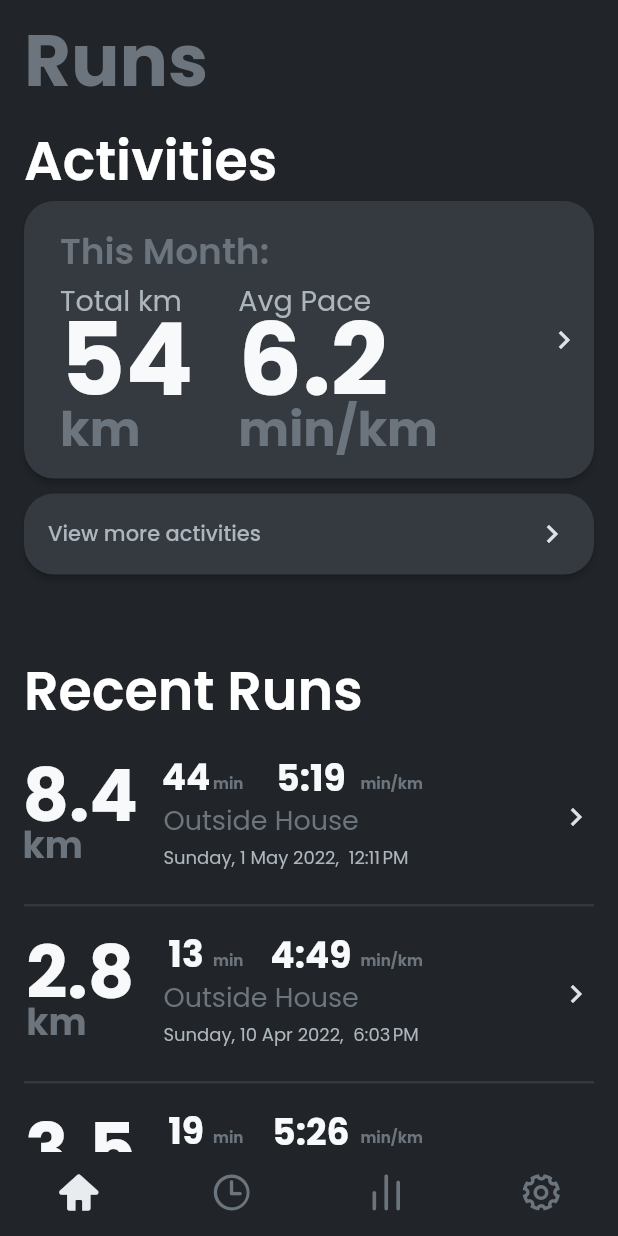
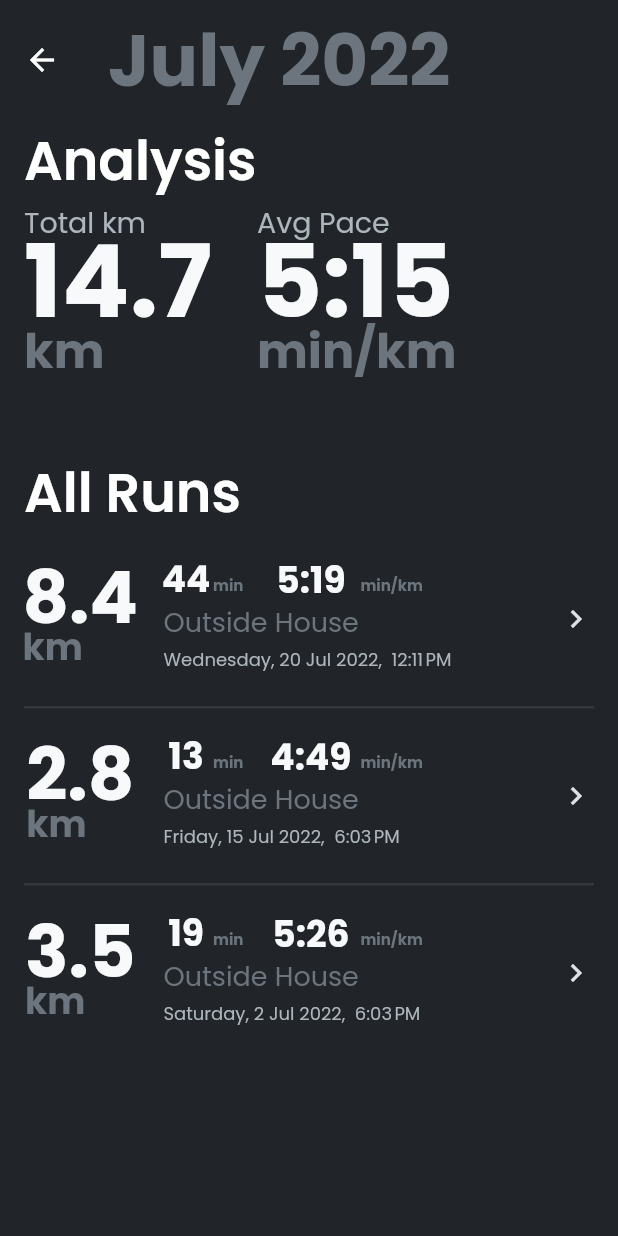
Before and after one commit to alpiez/ruunr, a Flutter app: the screen it shows after launch, after a tap on "This Month:", on a phone screen of 412 x 824 dp. Run offline on Flutter 3.47's test engine with Material 2 defaults, Android fonts, the phone set to English and light mode, and no system bars; our stand-ins replace shared_preferences.

Commit message:
Monthly Runs now has functions

```diff
--- a/lib/all_runs.dart
+++ b/lib/all_runs.dart
@@ -103,6 +103,39 @@ class AllRunsData extends ChangeNotifier{
         Laps(lap: 12, timing: "00:44:38", timingDifference: "00:04:23", seconds: 263),
       ]
     ),
+    Runs(location: "Outside House", dateTime: DateTime(2022, 7, 2, 18, 03), distance: 3500, duration: const Duration(hours: 0, minutes: 19, seconds: 01), meterPerLap: 700, note: "",
+      laps: [
+        Laps(lap: 1, timing: "00:03:07", timingDifference: "00:03:07", seconds: 187),
+        Laps(lap: 2, timing: "00:06:25", timingDifference: "00:03:34", seconds: 214),
+        Laps(lap: 3, timing: "00:10:36", timingDifference: "00:04:11", seconds: 251),
+        Laps(lap: 4, timing: "00:14:58", timingDifference: "00:04:23", seconds: 263),
+        Laps(lap: 5, timing: "00:19:01", timingDifference: "00:03:46", seconds: 226),
+      ]
+    ),
+    Runs(location: "Outside House", dateTime: DateTime(2022, 7, 15, 18, 03), distance: 2800, duration: const Duration(hours: 0, minutes: 13, seconds: 29), meterPerLap: 700, note: "",
+      laps: [
+        Laps(lap: 1, timing: "00:03:11", timingDifference: "00:03:11", seconds: 191),
+        Laps(lap: 2, timing: "00:06:22", timingDifference: "00:03:22", seconds: 202),
+        Laps(lap: 3, timing: "00:10:06", timingDifference: "00:03:46", seconds: 226),
+        Laps(lap: 4, timing: "00:13:29", timingDifference: "00:03:10", seconds: 190),
+      ]
+    ),
+    Runs(location: "Outside House", dateTime: DateTime(2022, 7, 20, 12, 11), distance: 8400, duration: const Duration(hours: 0, minutes: 44, seconds: 38), meterPerLap: 700, note: "",
+      laps: [
+        Laps(lap: 1, timing: "00:03:07", timingDifference: "00:03:07", seconds: 187),
+        Laps(lap: 2, timing: "00:06:25", timingDifference: "00:03:34", seconds: 214),
+        Laps(lap: 3, timing: "00:10:36", timingDifference: "00:04:11", seconds: 251),
+        Laps(lap: 4, timing: "00:14:58", timingDifference: "00:04:23", seconds: 263),
+        Laps(lap: 5, timing: "00:18:44", timingDifference: "00:03:46", seconds: 226),
+        Laps(lap: 6, timing: "00:21:55", timingDifference: "00:03:11", seconds: 191),
+        Laps(lap: 7, timing: "00:25:17", timingDifference: "00:03:22", seconds: 202),
+        Laps(lap: 8, timing: "00:28:53", timingDifference: "00:03:46", seconds: 226),
+        Laps(lap: 9, timing: "00:32:03", timingDifference: "00:03:10", seconds: 190),
+        Laps(lap: 10, timing: "00:35:37", timingDifference: "00:03:34", seconds: 214),
+        Laps(lap: 11, timing: "00:39:48", timingDifference: "00:04:11", seconds: 251),
+        Laps(lap: 12, timing: "00:44:38", timingDifference: "00:04:23", seconds: 263),
+      ]
+    ),
   ];
 
   void add(Runs run) {
@@ -127,6 +160,17 @@ class AllRunsData extends ChangeNotifier{
     return allRuns[i].distance;
   }
 
+  List<Runs> getMonthlyDistance(DateTime datetime) {
+    List<Runs> months = [];
+    for (var i in allRuns) {
+      if (i.dateTime.month == datetime.month && i.dateTime.year == datetime.year){
+        months.add(i);
+      }
+    }
+    print(months);
+    return months;
+  }
+
   Duration getDuration(int i, bool reversed) {
     if (reversed == true) {
       return allRuns.reversed.toList()[i].duration;
--- a/lib/main.dart
+++ b/lib/main.dart
@@ -3,6 +3,7 @@ import 'package:provider/provider.dart';
 import 'package:ruunr/all_runs.dart';
 import 'package:ruunr/ruunr_icons.dart';
 import 'package:ruunr/screens/home_screen.dart';
+import 'package:ruunr/screens/monthly_runs_detail_screen.dart';
 import 'package:ruunr/screens/runs_data_detail_screen.dart';
 import 'package:ruunr/screens/runs_edit_screen.dart';
 import 'package:ruunr/screens/runs_all_screen.dart';
@@ -62,6 +63,7 @@ class MyApp extends StatelessWidget {
         routes: {
           SaveStopwatchScreen.routeName: (context) => SaveStopwatchScreen(),
           RunDataDetailScreen.routeName: (context) => RunDataDetailScreen(),
+          MonthlyRunDetailScreen.routeName: (context) => MonthlyRunDetailScreen(),
           EditRunsScreen.routeName: (context) => EditRunsScreen(),
           RunsScreen.routeName: (context) => RunsScreen(),
           MainScreen.routeName: (context) => MainScreen(),
--- /dev/null
+++ b/lib/screens/monthly_runs_detail_screen.dart
@@ -0,0 +1,72 @@
+import 'package:flutter/material.dart';
+import 'package:intl/intl.dart';
+import 'package:ruunr/all_runs.dart';
+import 'package:ruunr/models/runs.dart';
+import 'package:ruunr/widgets/measurement_column.dart';
+import 'package:ruunr/widgets/runs_data_listview.dart';
+
+class MonthlyRunDetailScreen extends StatelessWidget {
+  static String routeName = "/monthruns";
+  const MonthlyRunDetailScreen({ Key? key }) : super(key: key);
+
+  @override
+  Widget build(BuildContext context) {
+    DateTime today = DateTime.now();
+    List<Runs> runsMonth = AllRunsData().getMonthlyDistance(today);
+
+    double totalKmMonth() {
+      double km = 0;
+      for (var i in runsMonth) {
+        km += i.distance;
+      }
+      return km/1000;
+    }
+
+    Duration totalDurationMonth() {
+      Duration time = Duration.zero;
+      for (var i in runsMonth) {
+        time += i.duration;
+      }
+      return time;
+    }
+
+    String calculatePace(Duration duration, double distance) {
+      double paceSeconds = duration.inSeconds.toDouble() / distance;
+      int min = (paceSeconds / 60).floor();
+      int sec = (paceSeconds % 60).round();
+      if ("$min".length >= 2) {
+        return "$min";
+      }
+      return "$min:${sec.toString().padLeft(2, "0")}";
+    }
+
+    String stringFormat(double n) {
+      if ("$n".length == 5) {
+        return n.toStringAsFixed(0);
+      }
+      return n.toStringAsFixed(1);
+    }
+
+    return Scaffold(
+      appBar: AppBar(title: Text(DateFormat("MMMM y").format(today))),
+      body: ListView(
+        padding: const EdgeInsets.fromLTRB(16, 0, 16, 0),
+        children: [
+          const Text("Analysis", style: TextStyle(fontSize: 36, fontWeight: FontWeight.w600)),
+          Wrap(
+            spacing: 30,
+            runSpacing: 30,
+            children: [
+              MeasurementColumn("Total km", stringFormat(totalKmMonth()), "km"),
+              MeasurementColumn("Avg Pace", calculatePace(totalDurationMonth(), totalKmMonth()), "min/km")
+              // MeasurementColumn("Calories", "208", "kcal"),
+            ],
+          ),
+          const SizedBox(height: 50),
+          const Text("All Runs", style: TextStyle(fontSize: 36, fontWeight: FontWeight.w600)),
+          RunDataListview(runsMonth)
+        ],
+      ),
+    );
+  }
+}
--- a/lib/widgets/monthly_mini_widget.dart
+++ b/lib/widgets/monthly_mini_widget.dart
@@ -1,5 +1,9 @@
 import 'package:flutter/cupertino.dart';
 import 'package:flutter/material.dart';
+import 'package:provider/provider.dart';
+import 'package:ruunr/all_runs.dart';
+import 'package:ruunr/models/runs.dart';
+import 'package:ruunr/screens/monthly_runs_detail_screen.dart';
 import 'package:ruunr/widgets/measurement_column.dart';
 
 class MiniMonthlyWidget extends StatelessWidget {
@@ -7,8 +11,44 @@ class MiniMonthlyWidget extends StatelessWidget {
 
   @override
   Widget build(BuildContext context) {
+    DateTime today = DateTime.now();
+    List<Runs> runsMonth = AllRunsData().getMonthlyDistance(today);
+
+    double totalKmMonth() {
+      double km = 0;
+      for (var i in runsMonth) {
+        km += i.distance;
+      }
+      return km/1000;
+    }
+
+    Duration totalDurationMonth() {
+      Duration time = Duration.zero;
+      for (var i in runsMonth) {
+        time += i.duration;
+      }
+      return time;
+    }
+
+    String calculatePace(Duration duration, double distance) {
+      double paceSeconds = duration.inSeconds.toDouble() / distance;
+      int min = (paceSeconds / 60).floor();
+      int sec = (paceSeconds % 60).round();
+      if ("$min".length >= 2) {
+        return "$min";
+      }
+      return "$min:${sec.toString().padLeft(2, "0")}";
+    }
+
+    String stringFormat(double n) {
+      if ("$n".length == 5) {
+        return n.toStringAsFixed(0);
+      }
+      return n.toStringAsFixed(1);
+    }
+
     return ElevatedButton(
-      onPressed: () { print("hi you just clicked this dingus"); },
+      onPressed: () { Navigator.pushNamed(context, MonthlyRunDetailScreen.routeName); },
       style: ElevatedButton.styleFrom(
         padding: const EdgeInsets.fromLTRB(24, 16, 8, 16),
         primary: const Color(0xff343A40),
@@ -22,13 +62,17 @@ class MiniMonthlyWidget extends StatelessWidget {
           Column(
             crossAxisAlignment: CrossAxisAlignment.start,
             children: [
-              Text("This Month:", style: TextStyle(fontSize: 24, fontWeight: FontWeight.w600, color: Color(0xff6C757D))),
-              Row(
-                children: [
-                  MeasurementColumn("Total km", "54", "km"),
-                  const SizedBox(width: 30),
-                  MeasurementColumn("Avg Pace", "6.2", "min/km"),
-                ],
+              const Text("This Month:", style: TextStyle(fontSize: 24, fontWeight: FontWeight.w600, color: Color(0xff6C757D))),
+              Consumer<AllRunsData>(
+                builder: ((context, run, child) =>
+                  Row(
+                    children: [
+                      MeasurementColumn("Total km", stringFormat(totalKmMonth()), "km"),
+                      const SizedBox(width: 30),
+                      MeasurementColumn("Avg Pace", calculatePace(totalDurationMonth(), totalKmMonth()), "min/km"),
+                    ],
+                  )
+                )
               )
             ],
           ),
```
